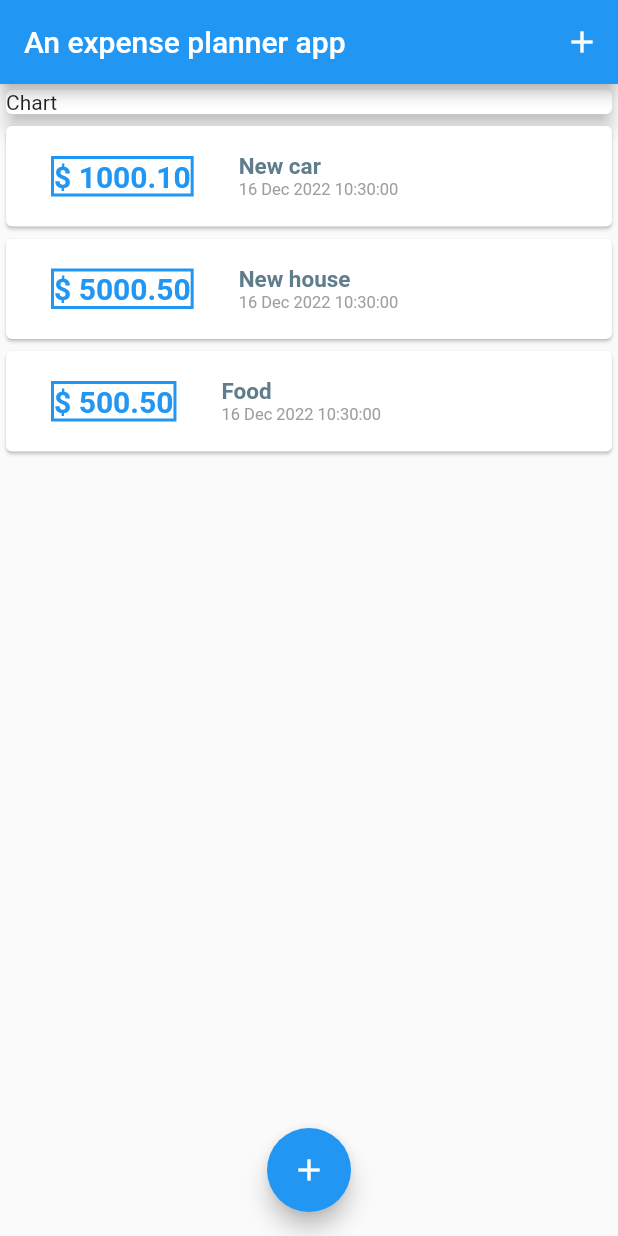
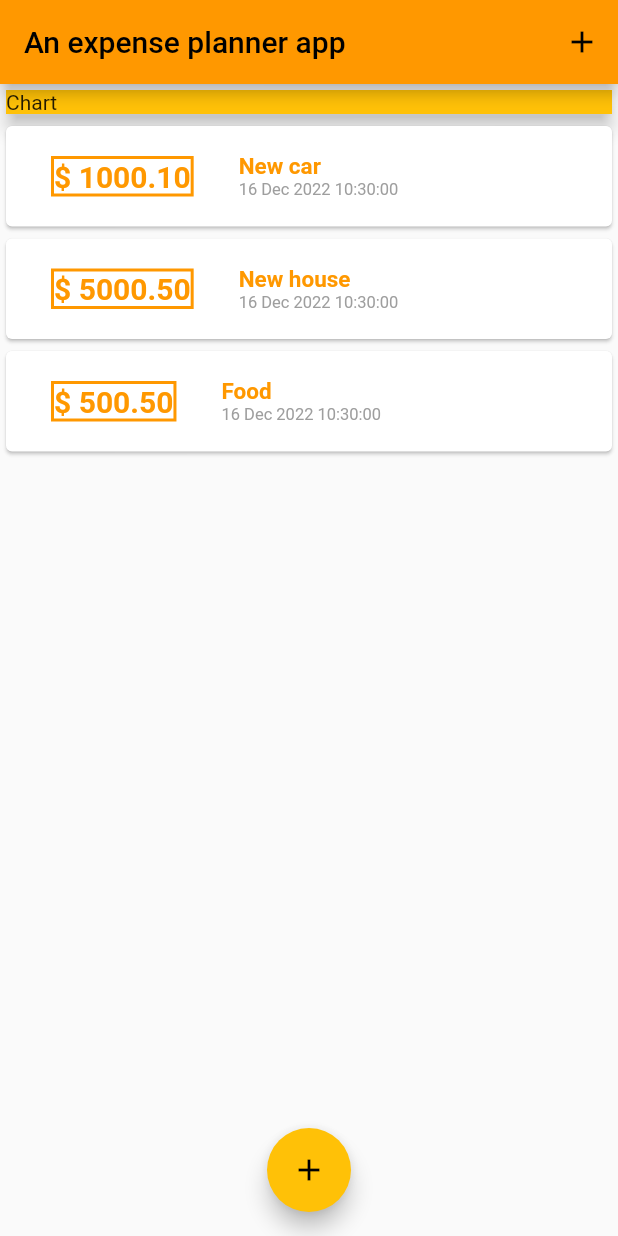
Before and after one commit to nmint8m/learn-flutter, a Flutter app: the screen it shows after launch, on a phone screen of 412 x 824 dp. Run offline on Flutter 3.47's test engine with Material 2 defaults, Android fonts, the phone set to English and light mode, and no system bars; missing offline and left inert: assignment_one.

Commit message:
Configuring & Using Themes

```diff
--- a/a_expense_planner_app/lib/custom-widgets/transaction-item.dart
+++ b/a_expense_planner_app/lib/custom-widgets/transaction-item.dart
@@ -30,7 +30,7 @@ class TransactionItem extends StatelessWidget {
             ),
             decoration: BoxDecoration(
               border: Border.all(
-                color: Colors.blue,
+                color: Theme.of(context).primaryColor,
                 width: 2.0,
               ),
             ),
@@ -39,7 +39,7 @@ class TransactionItem extends StatelessWidget {
               style: TextStyle(
                 fontWeight: FontWeight.bold,
                 fontSize: 20,
-                color: Colors.blue,
+                color: Theme.of(context).primaryColor,
               ),
             ),
           ),
@@ -52,7 +52,7 @@ class TransactionItem extends StatelessWidget {
                 style: TextStyle(
                   fontWeight: FontWeight.bold,
                   fontSize: 15,
-                  color: Colors.blueGrey,
+                  color: Theme.of(context).primaryColor,
                 ),
               ),
               Text(
--- a/a_expense_planner_app/lib/main.dart
+++ b/a_expense_planner_app/lib/main.dart
@@ -15,7 +15,8 @@ class MyApp extends StatelessWidget {
     return MaterialApp(
       title: 'Flutter Demo',
       theme: ThemeData(
-        primarySwatch: Colors.blue,
+        primarySwatch: Colors.orange,
+        accentColor: Colors.amber,
       ),
       home: MyHomePage(),
     );
@@ -66,6 +67,7 @@ class MyHomePage extends StatelessWidget {
             Card(
               elevation: 5,
               child: Container(
+                color: Theme.of(context).accentColor,
                 width: double.infinity,
                 child: Text('Chart'),
               ),
```
